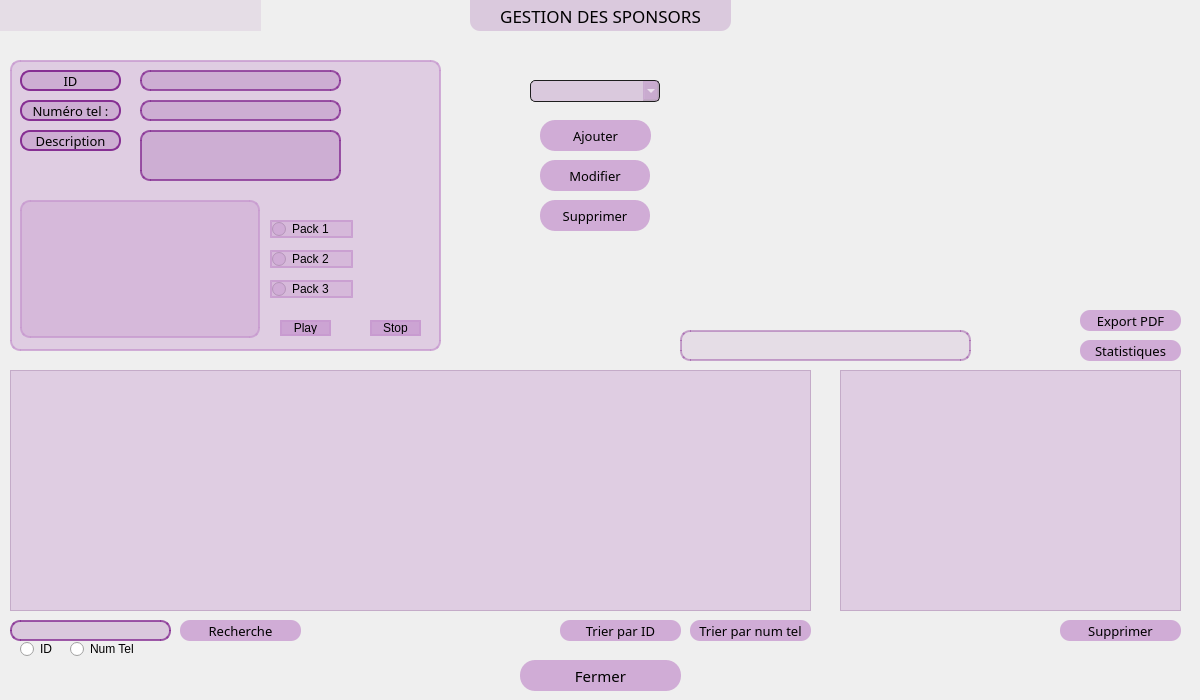
khaled-cheour/smart_event_2A30, file mainwindow.ui: the form before one commit.
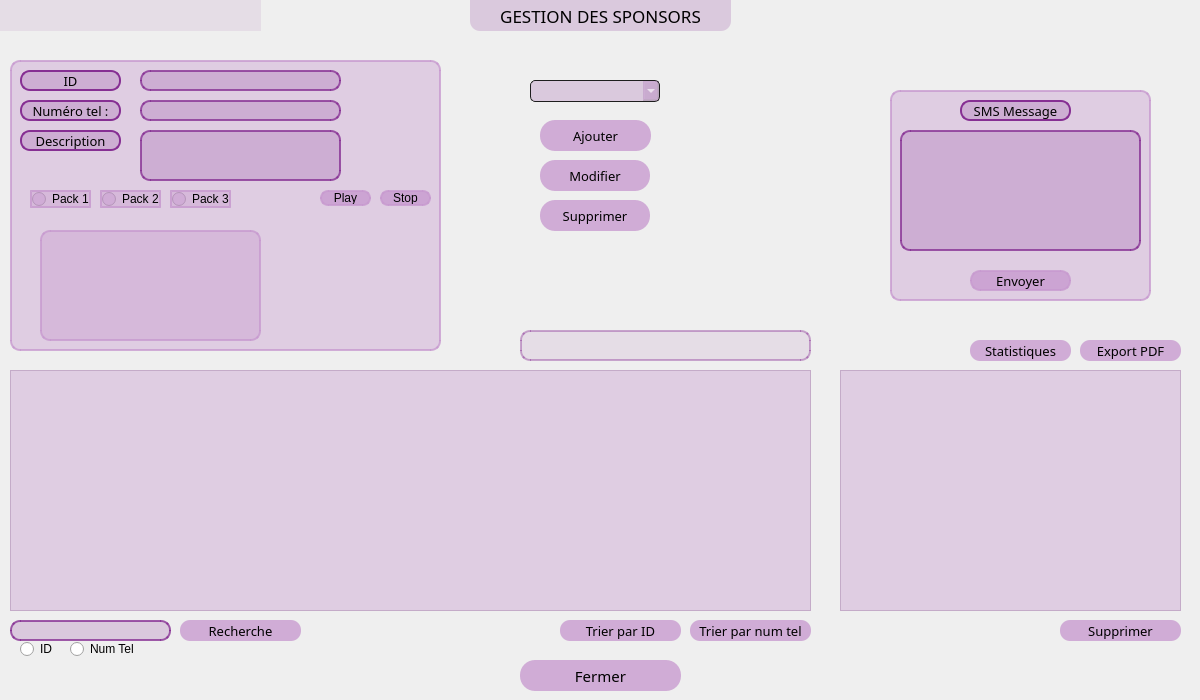
The form after the commit. Icons and pictures are not drawn. Custom widgets are drawn as their Qt base class.

What changed in the file:
```diff
--- a/mainwindow.ui
+++ b/mainwindow.ui
@@ -57,40 +57,6 @@
     <property name="title">
      <string/>
     </property>
-    <widget class="QLineEdit" name="lineEdit_Description">
-     <property name="geometry">
-      <rect>
-       <x>130</x>
-       <y>70</y>
-       <width>201</width>
-       <height>51</height>
-      </rect>
-     </property>
-     <property name="styleSheet">
-      <string notr="true">QLineEdit {
-	background-color: rgba(134, 47, 147, 50);
-		border: 2px solid rgba(134, 47, 147, 200);
-			border-radius: 10px;
-}
-QLineEdit:hover {
-	background-color: rgba(134, 47, 147, 50);
-		border: 2px solid rgba(47, 127, 147, 200);
-			border-radius: 10px;
-}</string>
-     </property>
-     <property name="text">
-      <string/>
-     </property>
-     <property name="alignment">
-      <set>Qt::AlignLeading|Qt::AlignLeft|Qt::AlignTop</set>
-     </property>
-     <property name="cursorMoveStyle">
-      <enum>Qt::VisualMoveStyle</enum>
-     </property>
-     <property name="clearButtonEnabled">
-      <bool>false</bool>
-     </property>
-    </widget>
     <widget class="QLineEdit" name="lineEdit_ID">
      <property name="geometry">
       <rect>
@@ -222,8 +188,8 @@
     <widget class="QPushButton" name="pushStop">
      <property name="geometry">
       <rect>
-       <x>360</x>
-       <y>260</y>
+       <x>370</x>
+       <y>130</y>
        <width>51</width>
        <height>16</height>
       </rect>
@@ -231,7 +197,7 @@
      <property name="styleSheet">
       <string notr="true">QPushButton {
 background-color: rgba(199, 153, 207, 200);
-border-radius: 15px;
+border-radius:8px;
 }
 QPushButton:hover {
 background-color: qlineargradient(spread:pad, x1:0, y1:0, x2:0, y2:1, stop:0 rgba(117, 201, 187, 200), stop:1 rgba(199, 153, 207, 200));
@@ -245,24 +211,11 @@
        <normaloff>:/Icons/Sources/control_stop.png</normaloff>:/Icons/Sources/control_stop.png</iconset>
      </property>
     </widget>
-    <widget class="QLabel" name="label_viedopack">
-     <property name="geometry">
-      <rect>
-       <x>10</x>
-       <y>140</y>
-       <width>240</width>
-       <height>138</height>
-      </rect>
-     </property>
-     <property name="text">
-      <string/>
-     </property>
-    </widget>
     <widget class="QPushButton" name="pushPlay">
      <property name="geometry">
       <rect>
-       <x>270</x>
-       <y>260</y>
+       <x>310</x>
+       <y>130</y>
        <width>51</width>
        <height>16</height>
       </rect>
@@ -270,6 +223,7 @@
      <property name="styleSheet">
       <string notr="true">QPushButton {
 background-color: rgba(199, 153, 207, 200);
+border-radius:8px;
 }
 QPushButton:hover {
 background-color: qlineargradient(spread:pad, x1:0, y1:0, x2:0, y2:1, stop:0 rgba(117, 201, 187, 200), stop:1 rgba(199, 153, 207, 200));
@@ -286,9 +240,9 @@
     <widget class="QRadioButton" name="RadB_Pack1">
      <property name="geometry">
       <rect>
-       <x>260</x>
-       <y>160</y>
-       <width>83</width>
+       <x>20</x>
+       <y>130</y>
+       <width>61</width>
        <height>18</height>
       </rect>
      </property>
@@ -299,9 +253,9 @@
     <widget class="QRadioButton" name="RadB_Pack3">
      <property name="geometry">
       <rect>
-       <x>260</x>
-       <y>220</y>
-       <width>83</width>
+       <x>160</x>
+       <y>130</y>
+       <width>61</width>
        <height>18</height>
       </rect>
      </property>
@@ -312,9 +266,9 @@
     <widget class="QRadioButton" name="RadB_Pack2">
      <property name="geometry">
       <rect>
-       <x>260</x>
-       <y>190</y>
-       <width>83</width>
+       <x>90</x>
+       <y>130</y>
+       <width>61</width>
        <height>18</height>
       </rect>
      </property>
@@ -322,6 +276,38 @@
       <string>Pack 2</string>
      </property>
     </widget>
+    <widget class="QTextEdit" name="lineEdit_Description">
+     <property name="geometry">
+      <rect>
+       <x>130</x>
+       <y>70</y>
+       <width>201</width>
+       <height>51</height>
+      </rect>
+     </property>
+     <property name="styleSheet">
+      <string notr="true">QTextEdit {
+	background-color: rgba(134, 47, 147, 50);
+		border: 2px solid rgba(134, 47, 147, 200);
+			border-radius: 10px;
+}
+QTextEdit:hover {
+	background-color: rgba(134, 47, 147, 50);
+		border: 2px solid rgba(47, 127, 147, 200);
+			border-radius: 10px;
+}</string>
+     </property>
+    </widget>
+    <widget class="QMediaPlayer" name="VideoInterface" native="true">
+     <property name="geometry">
+      <rect>
+       <x>30</x>
+       <y>170</y>
+       <width>221</width>
+       <height>111</height>
+      </rect>
+     </property>
+    </widget>
    </widget>
    <widget class="QTextBrowser" name="textBrowser_Sponso">
     <property name="geometry">
@@ -439,7 +425,7 @@
    <widget class="QLabel" name="label_Info">
     <property name="geometry">
      <rect>
-      <x>680</x>
+      <x>520</x>
       <y>330</y>
       <width>291</width>
       <height>31</height>
@@ -608,7 +594,7 @@
     <property name="geometry">
      <rect>
       <x>1080</x>
-      <y>310</y>
+      <y>340</y>
       <width>101</width>
       <height>21</height>
      </rect>
@@ -635,7 +621,7 @@
    <widget class="QPushButton" name="pB_Stats">
     <property name="geometry">
      <rect>
-      <x>1080</x>
+      <x>970</x>
       <y>340</y>
       <width>101</width>
       <height>21</height>
@@ -792,6 +778,103 @@
      <string>Num Tel</string>
     </property>
    </widget>
+   <widget class="QGroupBox" name="gB_infopersonnel_2">
+    <property name="geometry">
+     <rect>
+      <x>890</x>
+      <y>90</y>
+      <width>261</width>
+      <height>211</height>
+     </rect>
+    </property>
+    <property name="styleSheet">
+     <string notr="true">border: 2px solid rgba(199, 153, 207, 200);
+background: rgba(199, 153, 207, 100); 
+border-radius: 10px;
+</string>
+    </property>
+    <property name="title">
+     <string/>
+    </property>
+    <widget class="QLabel" name="label_SMS">
+     <property name="geometry">
+      <rect>
+       <x>70</x>
+       <y>10</y>
+       <width>111</width>
+       <height>21</height>
+      </rect>
+     </property>
+     <property name="font">
+      <font>
+       <family>Montserrat SemiBold</family>
+       <pointsize>10</pointsize>
+      </font>
+     </property>
+     <property name="styleSheet">
+      <string notr="true">background-color: rgba(134, 47, 147, 50);
+	border: 2px solid rgb(134, 47, 147);
+		border-radius: 10px;
+</string>
+     </property>
+     <property name="text">
+      <string>SMS Message</string>
+     </property>
+     <property name="alignment">
+      <set>Qt::AlignCenter</set>
+     </property>
+    </widget>
+    <widget class="QTextEdit" name="TextEdit_SMSBody">
+     <property name="geometry">
+      <rect>
+       <x>10</x>
+       <y>40</y>
+       <width>241</width>
+       <height>121</height>
+      </rect>
+     </property>
+     <property name="styleSheet">
+      <string notr="true">QTextEdit {
+	background-color: rgba(134, 47, 147, 50);
+		border: 2px solid rgba(134, 47, 147, 200);
+			border-radius: 10px;
+}
+QTextEdit:hover {
+	background-color: rgba(134, 47, 147, 50);
+		border: 2px solid rgba(47, 127, 147, 200);
+			border-radius: 10px;
+}</string>
+     </property>
+    </widget>
+    <widget class="QPushButton" name="pB_EnvoyerSMS">
+     <property name="geometry">
+      <rect>
+       <x>80</x>
+       <y>180</y>
+       <width>101</width>
+       <height>21</height>
+      </rect>
+     </property>
+     <property name="font">
+      <font>
+       <family>Montserrat Medium</family>
+       <pointsize>10</pointsize>
+      </font>
+     </property>
+     <property name="styleSheet">
+      <string notr="true">QPushButton {
+background-color: rgba(199, 153, 207, 200);
+border-radius: 10px;
+}
+QPushButton:hover {
+background-color: qlineargradient(spread:pad, x1:0, y1:0, x2:0, y2:1, stop:0 rgba(117, 201, 187, 200), stop:1 rgba(199, 153, 207, 200));
+}</string>
+     </property>
+     <property name="text">
+      <string>Envoyer</string>
+     </property>
+    </widget>
+   </widget>
    <zorder>label_BGSponsoring</zorder>
    <zorder>comboBox_ID</zorder>
    <zorder>gB_infopersonnel</zorder>
@@ -813,8 +896,17 @@
    <zorder>pB_Recherche</zorder>
    <zorder>rB_ID</zorder>
    <zorder>rB_NumTel</zorder>
+   <zorder>gB_infopersonnel_2</zorder>
   </widget>
  </widget>
+ <customwidgets>
+  <customwidget>
+   <class>QMediaPlayer</class>
+   <extends>QWidget</extends>
+   <header>qmediaplayer.h</header>
+   <container>1</container>
+  </customwidget>
+ </customwidgets>
  <resources>
   <include location="sources.qrc"/>
  </resources>
```
